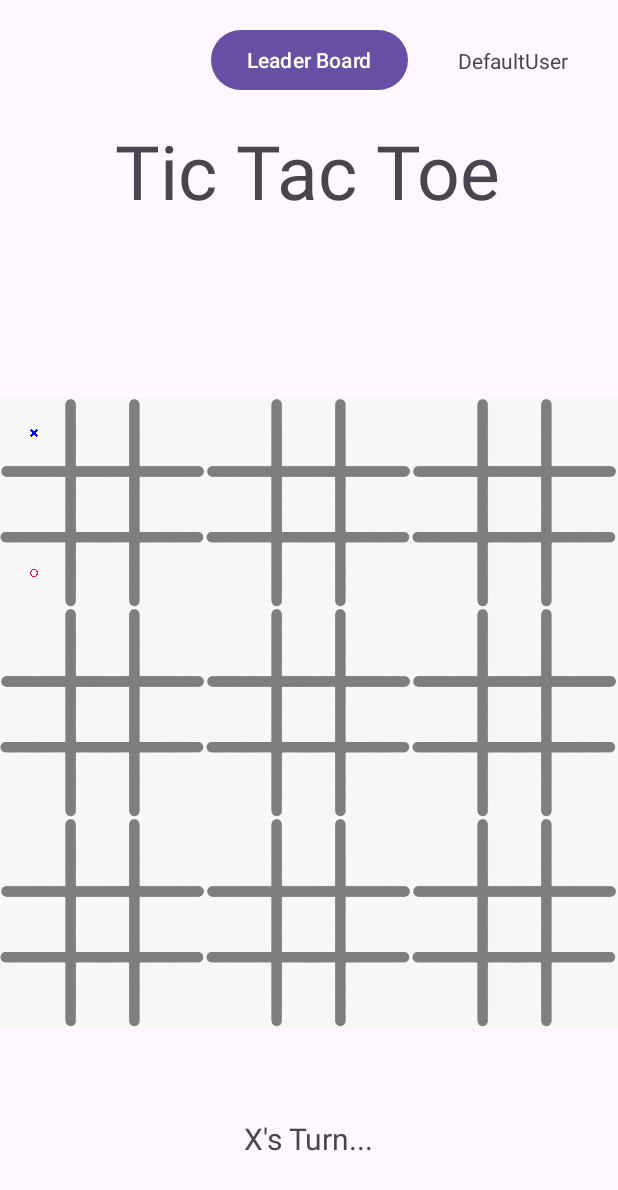
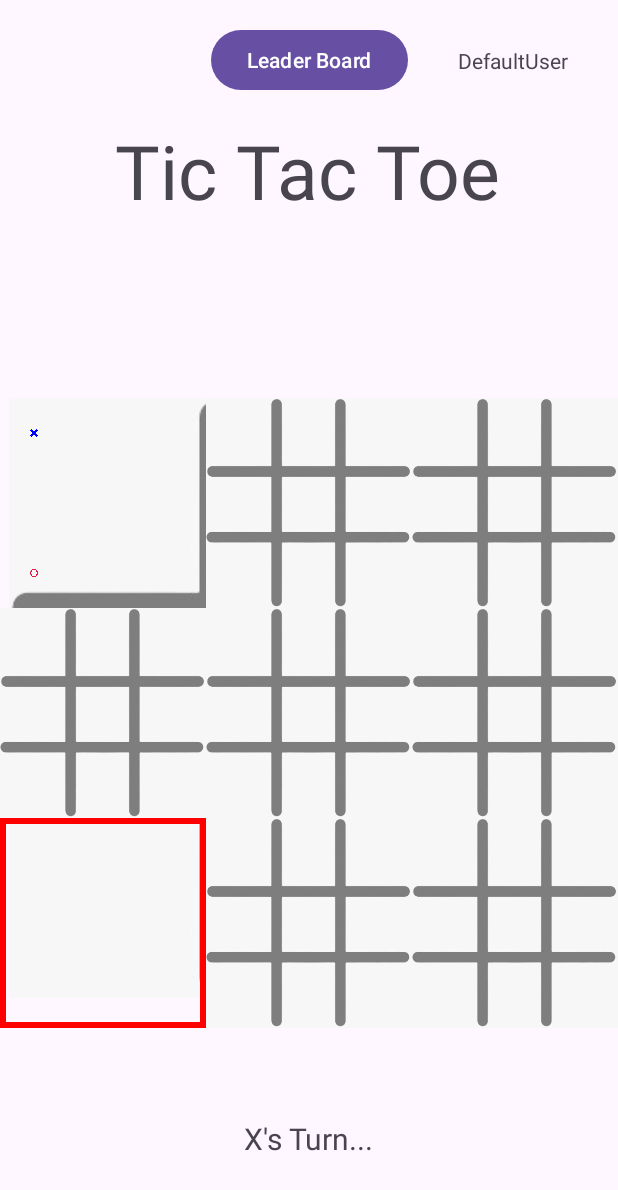
Before and after one commit to nadavsprung/TicTacToe, an Android app: the screen it shows after launch (MainActivity), after a tap on an icon or button, on a phone screen of 412 x 824 dp. Shown: the top 1190 px of the screen. Run offline under Robolectric (Android 15) with nearby library versions, the phone set to English and light mode, and no system bars.

Commit message:
added the unclickable and trying to add red background

```diff
--- a/app/src/main/java/com/nadavsprung/tictactoe/MainActivity.java
+++ b/app/src/main/java/com/nadavsprung/tictactoe/MainActivity.java
@@ -23,12 +23,10 @@ public class MainActivity extends AppCompatActivity {
     private Game game; // Game logic handler
     private SharedPreferences sharedPreferences;
     private String savedUsername;
-    Game[] arrgame=new Game[9];
-    int[]boardwinners=new int[9];
-    int activeboard;
+    Game[] arrgame = new Game[9];
+    int[] boardwinners = new int[9];
+    int activeboard=-1;
     private boolean gameOver = false; // Tracks if the game has ended
-
-
 
 
     @Override
@@ -56,19 +54,16 @@ public class MainActivity extends AppCompatActivity {
         t.setText(savedUsername);
 
 
-
-
-
     }
 //setting the tags for board/cell to help identify
 
-  public void setupgame(){
+    public void setupgame() {
 
-      for (int i = 0; i < 9; i++) {
-          arrgame[i] = new Game();  // Initialize each board
-      }
+        for (int i = 0; i < 9; i++) {
+            arrgame[i] = new Game();  // Initialize each board
+        }
 
-  }
+    }
 
     public void setupUltimateTicTacToe() {
         for (int boardNum = 0; boardNum < 9; boardNum++) {
@@ -95,8 +90,29 @@ public class MainActivity extends AppCompatActivity {
         String[] parts = tag.split("_");
         int boardNum = Integer.parseInt(parts[0]);  // 0-8
         int cellNum = Integer.parseInt(parts[1]);   // 0-8
+
+        if (boardNum!=activeboard && activeboard!=-1)return;
+
         arrgame[boardNum].setSpot(cellNum);// Update logic with player move
-        activeboard=cellNum;
+
+        // Store old active board before changing it
+        int oldActiveBoard = activeboard;
+        activeboard = cellNum;
+
+        // Update board backgrounds - ADD THIS CODE
+        if (oldActiveBoard >= 0 && oldActiveBoard <= 8) {
+            LinearLayout oldBoard = findViewById(getResources().getIdentifier("board_" + oldActiveBoard, "id", getPackageName()));
+            oldBoard.setBackgroundResource(R.drawable.board_inactive_boarder);
+        }
+
+        // Set new active board to active (red border)
+        LinearLayout newBoard = findViewById(getResources().getIdentifier("board_" + activeboard, "id", getPackageName()));
+        newBoard.setBackgroundResource(R.drawable.board_active_boarder);
+
+
+
+
+
 
 
         if (game.getPlayerTurn() == 2) {
@@ -116,17 +132,18 @@ public class MainActivity extends AppCompatActivity {
 
         // Check for win condition after the move
         if (game.didWin()) {
-            MyDatabaseHelper db=new MyDatabaseHelper(MainActivity.this);
+            MyDatabaseHelper db = new MyDatabaseHelper(MainActivity.this);
 
             if (game.getPlayerTurn() == 1) {
                 updateText("X Won!!!");
-                db.addLog("X",game.getMoves(),getDate());
+                db.addLog("X", game.getMoves(), getDate());
             } else {
                 updateText("O Won!!!");
-                db.addLog("0",game.getMoves(),getDate());
+                db.addLog("0", game.getMoves(), getDate());
             }
             gameOver = true;
             gameEnd(); // Show "Play Again" and lock board
+
         }
     }
 
@@ -171,7 +188,7 @@ public class MainActivity extends AppCompatActivity {
     // Handles the computer's move on the board
     private void updateComputerUIMove() {
 
-        int x=arrgame[activeboard].computerMove();
+        int x = arrgame[activeboard].computerMove();
         ImageView v = null;
         // Find the board layout
         int boardId = getResources().getIdentifier("board_" + activeboard, "id", getPackageName());
@@ -179,7 +196,7 @@ public class MainActivity extends AppCompatActivity {
 
         // Then find the cell within that board
         int cellId = getResources().getIdentifier("imageView" + x, "id", getPackageName());
-         v = board.findViewById(cellId);
+        v = board.findViewById(cellId);
 
         if (v != null) {
             playerTap(v); // Simulate the tap for computer
@@ -187,13 +204,13 @@ public class MainActivity extends AppCompatActivity {
     }
 
 
-    public void goToLog(View v){
-        Intent i =new Intent(MainActivity.this, WinLogActivity.class);
+    public void goToLog(View v) {
+        Intent i = new Intent(MainActivity.this, WinLogActivity.class);
         startActivity(i);
 
     }
 
-    public String getDate (){
+    public String getDate() {
 
 
         SimpleDateFormat sdf = new SimpleDateFormat("yyyy-MM-dd HH:mm:ss");
--- /dev/null
+++ b/app/src/main/res/drawable/board_active_boarder.xml
@@ -0,0 +1,7 @@
+<?xml version="1.0" encoding="utf-8"?>
+<shape xmlns:android="http://schemas.android.com/apk/res/android">
+    <stroke
+        android:width="4dp"
+        android:color="#FF0000" />
+    <solid android:color="@android:color/transparent" />
+</shape>
--- /dev/null
+++ b/app/src/main/res/drawable/board_inactive_boarder.xml
@@ -0,0 +1,7 @@
+<?xml version="1.0" encoding="utf-8"?>
+<shape xmlns:android="http://schemas.android.com/apk/res/android">
+    <stroke
+        android:width="1dp"
+        android:color="@android:color/transparent" />
+    <solid android:color="@android:color/transparent" />
+</shape>
--- a/app/src/main/res/layout/activity_main.xml
+++ b/app/src/main/res/layout/activity_main.xml
@@ -58,6 +58,7 @@
                 android:layout_weight="1"
                 android:padding="20dp"
                 android:tag="board_0"
+                android:background="@drawable/board_inactive_boarder"
                 />
 
 
@@ -69,6 +70,8 @@
                 android:layout_weight="1"
                 android:padding="20dp"
                 android:tag="board_1"
+                android:background="@drawable/board_inactive_boarder"
+
                 />
 
 
@@ -79,6 +82,8 @@
                 android:layout_weight="1"
                 android:padding="20dp"
                 android:tag="board_2"
+                android:background="@drawable/board_inactive_boarder"
+
                 />
 
         </LinearLayout>
@@ -96,6 +101,10 @@
                 android:layout_weight="1"
                 android:padding="20dp"
                 android:tag="board_3"
+                android:background="@drawable/board_inactive_boarder"
+
+
+
                 />
 
             <include layout="@layout/tic_tac_toe_layout"
@@ -105,6 +114,8 @@
                 android:layout_weight="1"
                 android:padding="20dp"
                 android:tag="board_4"
+                android:background="@drawable/board_inactive_boarder"
+
                 />
 
             <include layout="@layout/tic_tac_toe_layout"
@@ -114,6 +125,8 @@
                 android:layout_weight="1"
                 android:padding="20dp"
                 android:tag="board_5"
+                android:background="@drawable/board_inactive_boarder"
+
                 />
 
         </LinearLayout>
@@ -131,6 +144,8 @@
                 android:layout_weight="1"
                 android:padding="20dp"
                 android:tag="board_6"
+                android:background="@drawable/board_inactive_boarder"
+
                 />
 
             <include layout="@layout/tic_tac_toe_layout"
@@ -140,6 +155,8 @@
                 android:layout_weight="1"
                 android:padding="20dp"
                 android:tag="board_7"
+                android:background="@drawable/board_inactive_boarder"
+
                 />
 
             <include layout="@layout/tic_tac_toe_layout"
@@ -149,6 +166,8 @@
                 android:layout_weight="1"
                 android:padding="20dp"
                 android:tag="board_8"
+                android:background="@drawable/board_inactive_boarder"
+
                 />
 
 
```
